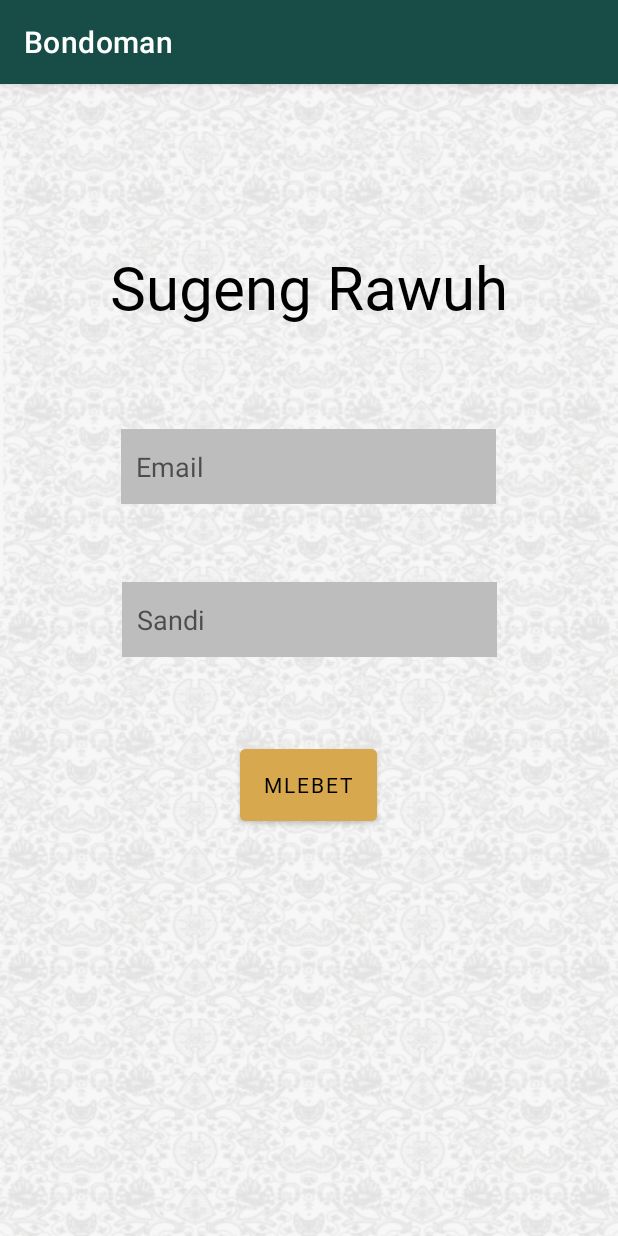
After one commit to IceTeaXXD/Bondoman-Wallet-App, an Android app: the Login screen opened directly, with no data from a screen before it, on a phone screen of 412 x 824 dp. The commit adds this screen. Run offline under Robolectric (Android 15) with nearby library versions, the phone set to English and light mode, and no system bars.

Commit message:
feat: Login Layout

```diff
--- a/app/src/main/AndroidManifest.xml
+++ b/app/src/main/AndroidManifest.xml
@@ -1,6 +1,6 @@
 <?xml version="1.0" encoding="utf-8"?>
 <manifest xmlns:android="http://schemas.android.com/apk/res/android"
-    xmlns:tools="http://schemas.android.com/tools" >
+    xmlns:tools="http://schemas.android.com/tools">
 
     <application
         android:allowBackup="true"
@@ -11,7 +11,16 @@
         android:roundIcon="@mipmap/ic_launcher_round"
         android:supportsRtl="true"
         android:theme="@style/Theme.Bondoman"
-        tools:targetApi="31" >
+        tools:targetApi="31">
+        <activity
+            android:name=".ui.login.Login"
+            android:exported="true" >
+            <intent-filter>
+                <action android:name="android.intent.action.MAIN" />
+
+                <category android:name="android.intent.category.LAUNCHER" />
+            </intent-filter>
+        </activity>
         <activity
             android:name=".MainActivity"
             android:exported="true"
--- /dev/null
+++ b/app/src/main/java/com/example/bondoman/ui/login/Login.kt
@@ -0,0 +1,35 @@
+package com.example.bondoman.ui.login
+
+import android.content.Intent
+import android.os.Bundle
+import androidx.appcompat.app.AppCompatActivity
+import com.example.bondoman.MainActivity
+import com.example.bondoman.databinding.ActivityLoginBinding
+
+class Login : AppCompatActivity() {
+    private lateinit var binding: ActivityLoginBinding
+    override fun onCreate(savedInstanceState: Bundle?) {
+        super.onCreate(savedInstanceState)
+
+        binding = ActivityLoginBinding.inflate(layoutInflater)
+        setContentView(binding.root)
+
+        val email = binding.etEmail
+        val password = binding.etPassword
+        val buttonLogin = binding.btnLogin
+
+        buttonLogin.setOnClickListener{
+            login(email.text.toString(), password.text.toString())
+        }
+    }
+
+    private fun login(email: String, password: String){
+        val intent = Intent(
+            this,
+            MainActivity::class.java
+        )
+
+        startActivity(intent)
+        finish()
+    }
+}
--- /dev/null
+++ b/app/src/main/res/layout/activity_login.xml
@@ -0,0 +1,67 @@
+<?xml version="1.0" encoding="utf-8"?>
+<androidx.constraintlayout.widget.ConstraintLayout xmlns:android="http://schemas.android.com/apk/res/android"
+    xmlns:app="http://schemas.android.com/apk/res-auto"
+    xmlns:tools="http://schemas.android.com/tools"
+    android:layout_width="match_parent"
+    android:layout_height="match_parent"
+    android:background="@drawable/pagecover"
+    tools:context=".ui.login.Login">
+
+    <TextView
+        android:id="@+id/textView"
+        android:layout_width="wrap_content"
+        android:layout_height="wrap_content"
+        android:layout_marginTop="108dp"
+        android:textSize="40sp"
+        android:fontFamily="@font/caruban"
+        android:textColor="@color/black"
+        android:text="@string/welcome"
+        app:layout_constraintEnd_toEndOf="parent"
+        app:layout_constraintHorizontal_bias="0.498"
+        app:layout_constraintStart_toStartOf="parent"
+        app:layout_constraintTop_toTopOf="parent" />
+
+    <EditText
+        android:id="@+id/etEmail"
+        android:layout_width="250dp"
+        android:layout_height="50dp"
+        android:layout_marginTop="68dp"
+        android:ems="10"
+        android:padding="10dp"
+        android:hint="Email"
+        android:inputType="text"
+        android:background="@color/gray_400"
+        app:layout_constraintEnd_toEndOf="parent"
+        app:layout_constraintHorizontal_bias="0.497"
+        app:layout_constraintStart_toStartOf="parent"
+        app:layout_constraintTop_toBottomOf="@+id/textView" />
+
+    <EditText
+        android:id="@+id/etPassword"
+        android:layout_width="250dp"
+        android:layout_height="50dp"
+        android:layout_marginTop="52dp"
+        android:ems="10"
+        android:padding="10dp"
+        android:inputType="textPassword"
+        android:hint="Sandi"
+        android:background="@color/gray_400"
+        app:layout_constraintEnd_toEndOf="parent"
+        app:layout_constraintStart_toStartOf="parent"
+        app:layout_constraintTop_toBottomOf="@+id/etEmail" />
+
+    <Button
+        android:id="@+id/btnLogin"
+        android:fontFamily="@font/caruban"
+        android:layout_width="wrap_content"
+        android:layout_height="60dp"
+        android:backgroundTint="@color/gold"
+        android:text="@string/login_name"
+        android:textColor="@color/black"
+        app:layout_constraintBottom_toBottomOf="parent"
+        app:layout_constraintEnd_toEndOf="parent"
+        app:layout_constraintHorizontal_bias="0.498"
+        app:layout_constraintStart_toStartOf="parent"
+        app:layout_constraintTop_toBottomOf="@+id/etPassword"
+        app:layout_constraintVertical_bias="0.17" />
+</androidx.constraintlayout.widget.ConstraintLayout>
--- a/app/src/main/res/values/strings.xml
+++ b/app/src/main/res/values/strings.xml
@@ -7,4 +7,6 @@
     <string name="title_scan">Scan</string>
     <string name="title_graph">Graph</string>
     <string name="title_settings">Settings</string>
+    <string name="welcome">Sugeng Rawuh</string>
+    <string name="login_name">Mlebet</string>
 </resources>
```
